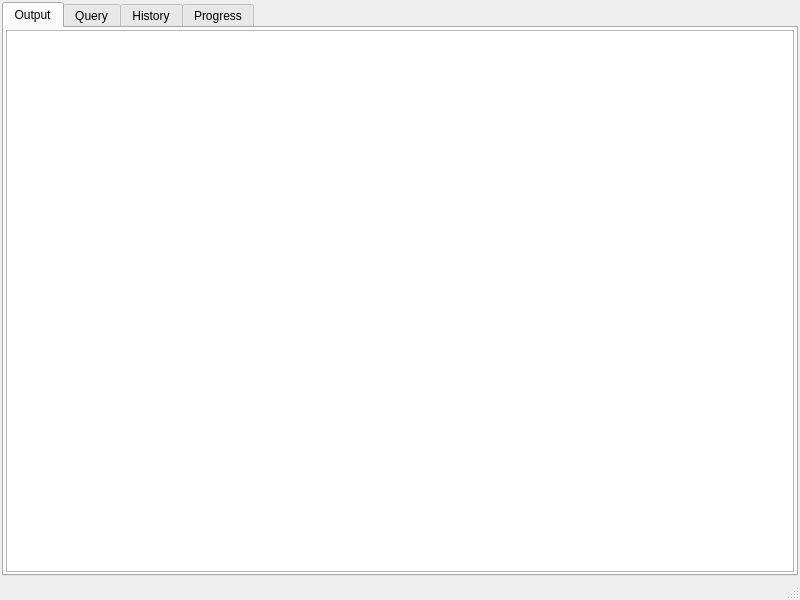
Qt form CafeV4_Manager/qgroupquery.ui (End1-1/CafeV4) before a commit.
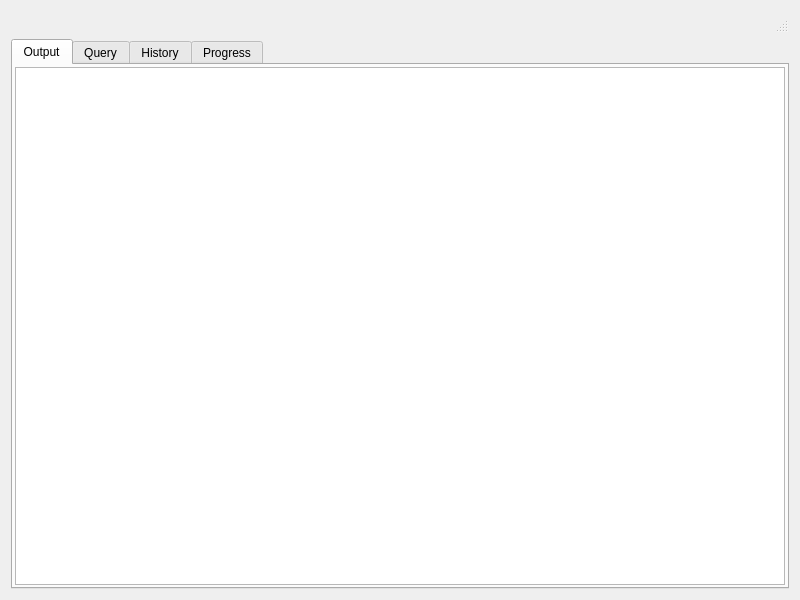
The same form after that commit. The open tabs and pages were chosen to show the change.

Patch:
```diff
--- a/CafeV4_Manager/qgroupquery.ui
+++ b/CafeV4_Manager/qgroupquery.ui
@@ -1,7 +1,7 @@
 <?xml version="1.0" encoding="UTF-8"?>
 <ui version="4.0">
  <class>QGroupQuery</class>
- <widget class="QMainWindow" name="QGroupQuery">
+ <widget class="QWidget" name="QGroupQuery">
   <property name="geometry">
    <rect>
     <x>0</x>
@@ -13,23 +13,10 @@
   <property name="windowTitle">
    <string>MainWindow</string>
   </property>
-  <widget class="QWidget" name="centralwidget">
-   <layout class="QHBoxLayout" name="horizontalLayout">
-    <property name="spacing">
-     <number>2</number>
-    </property>
-    <property name="leftMargin">
-     <number>2</number>
-    </property>
-    <property name="topMargin">
-     <number>2</number>
-    </property>
-    <property name="rightMargin">
-     <number>2</number>
-    </property>
-    <property name="bottomMargin">
-     <number>2</number>
-    </property>
+  <layout class="QVBoxLayout" name="verticalLayout_3">
+   <item>
+    <widget class="QStatusBar" name="statusbar"/>
+   </item>
     <item>
      <widget class="QTabWidget" name="tab">
       <property name="currentIndex">
@@ -175,8 +162,6 @@
      </widget>
     </item>
    </layout>
-  </widget>
-  <widget class="QStatusBar" name="statusbar"/>
  </widget>
  <resources/>
  <connections/>
```
Left out of the diff: 2 changed lines with no effect on the pictures. Lines whose indentation alone changed are shown as unchanged.
